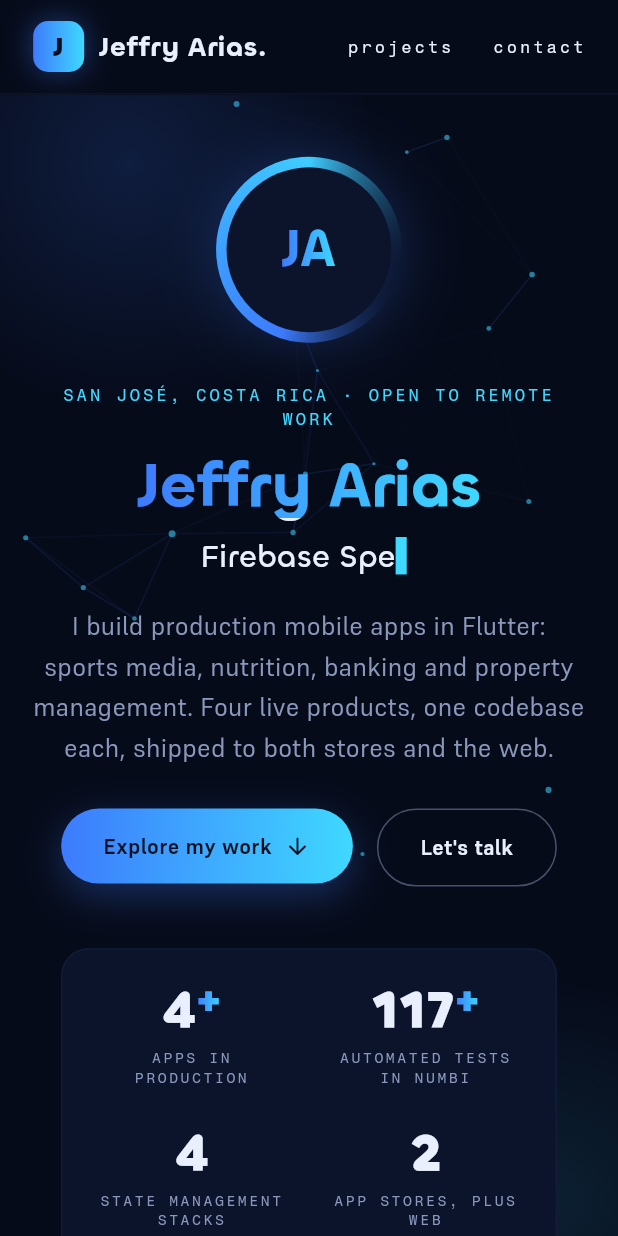
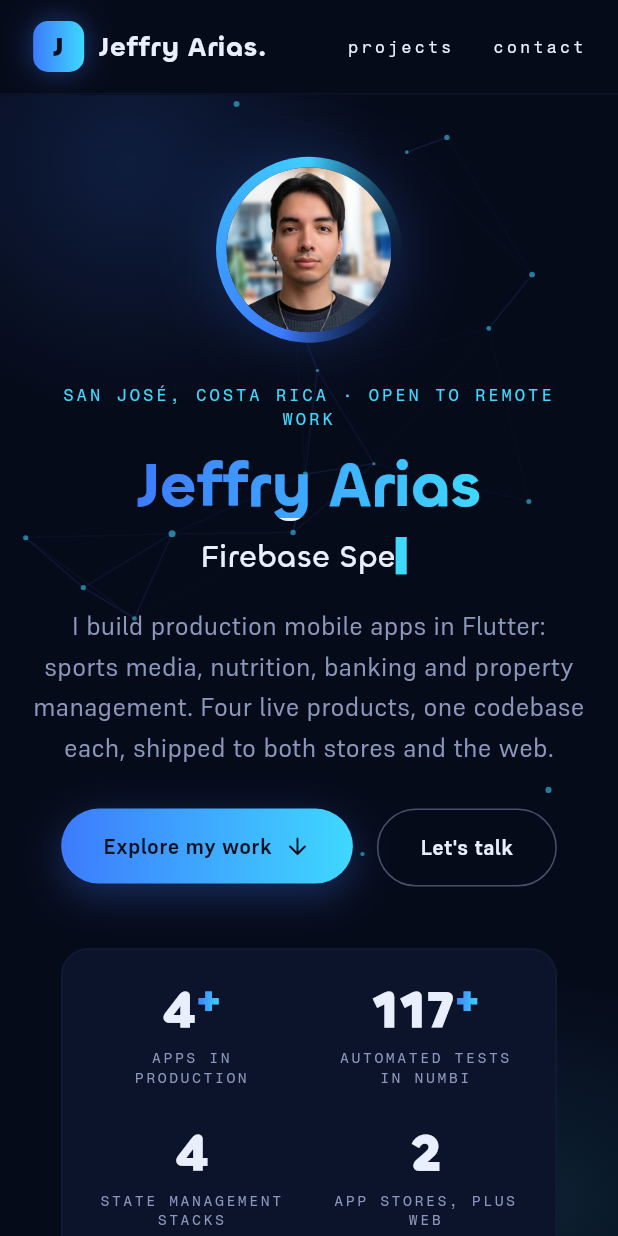
Before and after one commit to JAriasCode/portfolio, a Flutter app: the screen it shows after launch, on a phone screen of 412 x 824 dp. Run offline on Flutter 3.47's test engine with Material 3 defaults, Android fonts, the phone set to English and light mode, and no system bars; our stand-ins replace web.

Commit message:
feat: GitHub profile photo in hero ring; fix square frame in morph demo
- Hero avatar now shows the real GitHub profile photo (DecorationImage
  over the gradient ring), with the JA monogram kept underneath as a
  loading/error fallback
- Implicit morph border radius now tweens 60<->22 instead of 999<->18:
  easeInOutBack overshoots past the tween ends, and the old range let the
  lerped radius clamp below zero, flashing square corners for a frame

```diff
--- a/lib/widgets/lab.dart
+++ b/lib/widgets/lab.dart
@@ -244,7 +244,11 @@ class _MorphDemoState extends State<MorphDemo> {
           height: _alt ? 72 : 84,
           decoration: BoxDecoration(
             color: _alt ? Palette.cyan : Palette.blue,
-            borderRadius: BorderRadius.circular(_alt ? 18 : 999),
+            // 60 already renders as a full circle on an 84px box, and 22
+            // keeps a cushion above zero: easeInOutBack overshoots past the
+            // tween ends, and a lerped radius below 0 clamps to square
+            // corners for a frame. This range never reaches that point.
+            borderRadius: BorderRadius.circular(_alt ? 22 : 60),
             boxShadow: [
               BoxShadow(
                 color: (_alt ? Palette.cyan : Palette.blue)
--- a/lib/widgets/sections.dart
+++ b/lib/widgets/sections.dart
@@ -274,6 +274,9 @@ class _AvatarRing extends StatelessWidget {
               ),
             ),
           ),
+          // GitHub profile photo painted straight into the circle's
+          // decoration. The JA monogram sits underneath as a fallback while
+          // the image resolves (or if it ever fails).
           Container(
             width: size,
             height: size,
@@ -290,6 +293,17 @@ class _AvatarRing extends StatelessWidget {
             child: GradientText(
               'JA',
               style: Type.display(context, min: 34, max: 48),
+            ),
+          ),
+          Container(
+            width: size,
+            height: size,
+            decoration: const BoxDecoration(
+              shape: BoxShape.circle,
+              image: DecorationImage(
+                image: AssetImage('assets/images/avatar.jpg'),
+                fit: BoxFit.cover,
+              ),
             ),
           ),
         ],
--- a/pubspec.yaml
+++ b/pubspec.yaml
@@ -23,6 +23,7 @@ flutter:
 
   assets:
     - assets/fonts/
+    - assets/images/
 
   # Self-hosted type. Chillax (display) and Supreme (text) come from
   # Fontshare / Indian Type Foundry under the FFL. Fragment Mono is OFL.
```
Also changed, not shown: assets/images/avatar.jpg (added).
